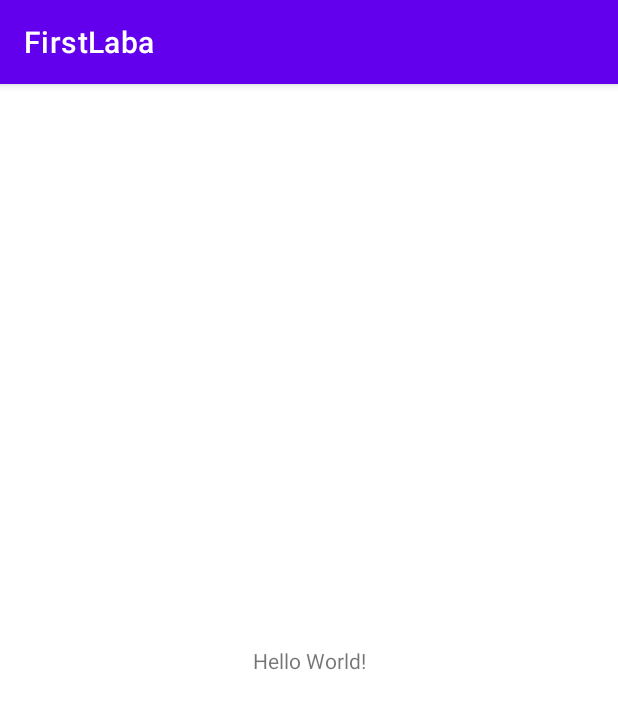
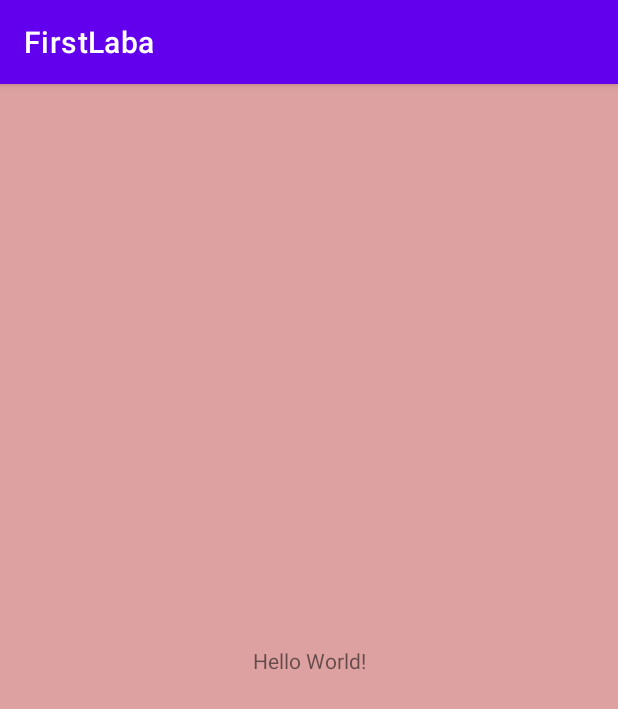
Before and after one commit to Laziness-as-a-sin/FirstLabaSP, an Android app: the screen it shows after launch (MainActivity), on a phone screen of 412 x 824 dp. Shown: the top 709 px of the screen. Run offline under Robolectric (Android 15) with nearby library versions, the phone set to English and light mode, and no system bars.

Commit message:
change bg color

```diff
--- a/app/src/main/res/layout/activity_main.xml
+++ b/app/src/main/res/layout/activity_main.xml
@@ -4,6 +4,7 @@
     xmlns:tools="http://schemas.android.com/tools"
     android:layout_width="match_parent"
     android:layout_height="match_parent"
+    android:background="#DDA1A1"
     tools:context=".MainActivity">
 
     <TextView
```
